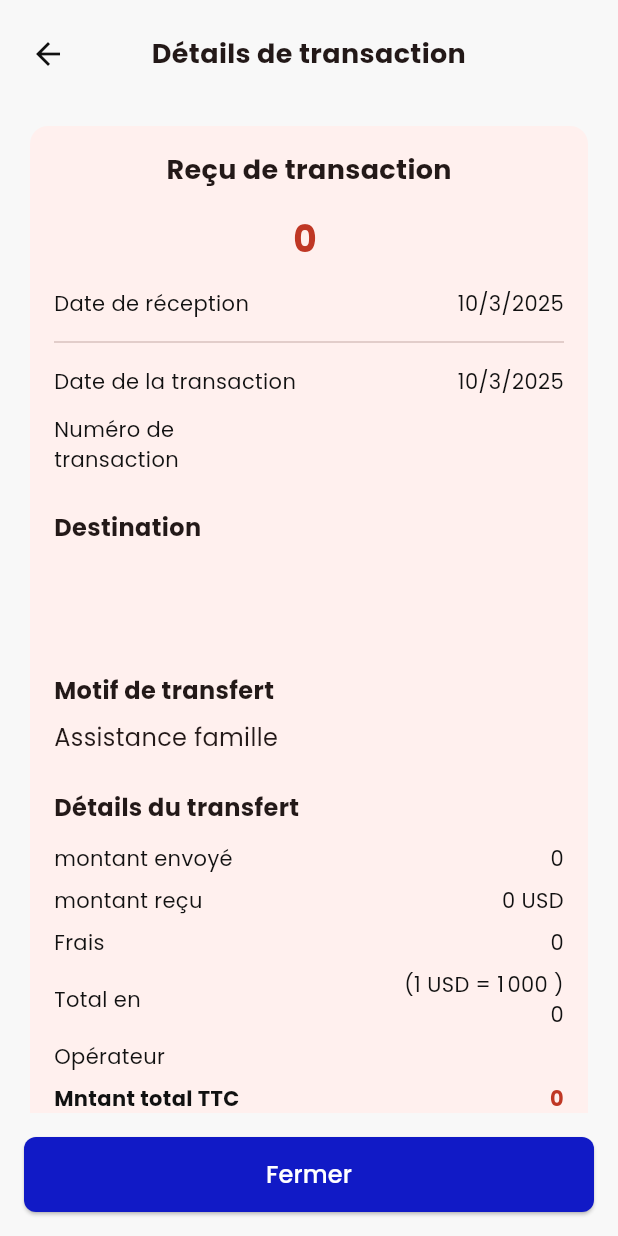
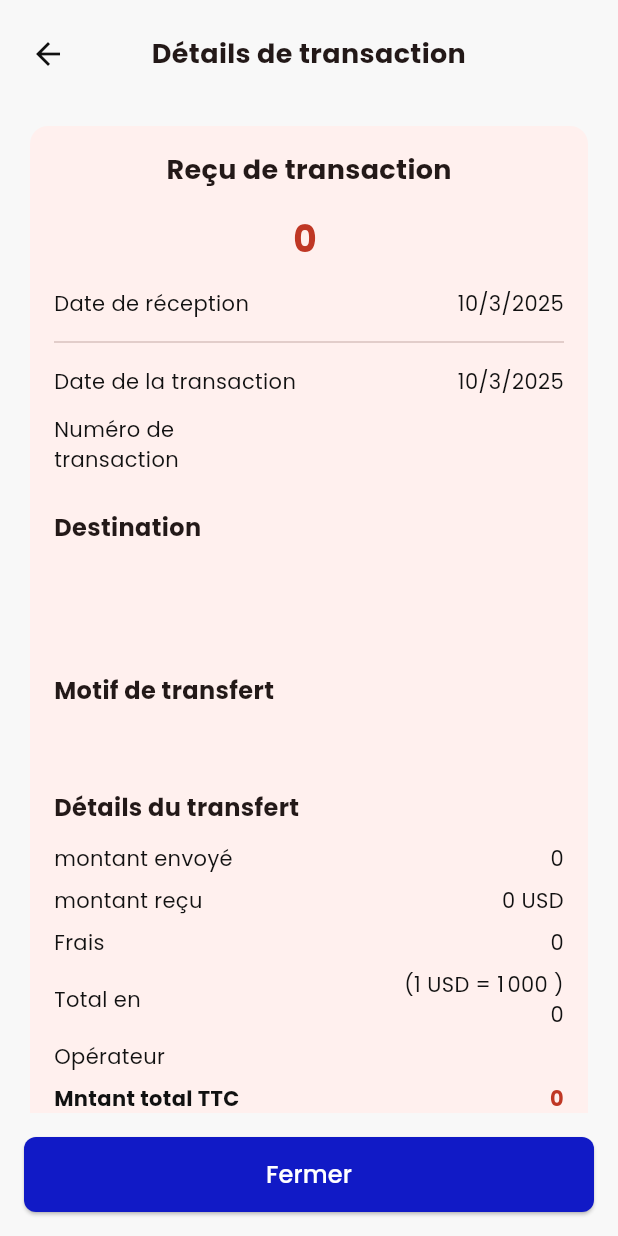
Before and after one commit to cherift/microbitmoney-app, a Flutter app: the TransactionReceiptScreen screen opened directly with empty values, on a phone screen of 412 x 824 dp. Run offline on Flutter 3.47's test engine with Material 3 defaults, Android fonts, the phone set to English and light mode, and no system bars; our stand-ins replace curved_navigation_bar, dio, flutter_secure_storage; accounts and stored records are empty; network calls fail.

Commit message:
fixing transaction screen errors

```diff
--- a/lib/models/transaction_model.dart
+++ b/lib/models/transaction_model.dart
@@ -1,7 +1,6 @@
-
-
 import 'package:bit_money/models/operator_model.dart';
 import 'package:bit_money/models/pdv_model.dart';
+import 'package:flutter/material.dart';
 
 class Transaction {
   final String id;
@@ -15,13 +14,14 @@ class Transaction {
   final String senderAddress;
   final String senderIdType;
   final String senderIdNumber;
-  final DateTime senderIdIssueDate;
+  final DateTime? senderIdIssueDate;
   final DateTime senderIdExpiryDate;
   final String senderNationality;
   final DateTime senderBirthDate;
   final String senderBirthPlace;
-  final String senderOccupation;
+  final String? senderOccupation;
   final String senderGender;
+  final String? senderCountry;
 
   // Recipient information
   final String recipientFirstName;
@@ -35,6 +35,7 @@ class Transaction {
   final DateTime recipientBirthDate;
   final String recipientBirthPlace;
   final String recipientGender;
+  final String? recipientCountry;
 
   // Transaction details
   final double amount;
@@ -47,6 +48,11 @@ class Transaction {
   final DateTime createdAt;
   final DateTime updatedAt;
   final DateTime? completedAt;
+  final String? reason;
+  final String? finalTransactionNumber;
+  final String? rejectionReason;
+  final String? processedBy;
+  final DateTime? processedAt;
 
   // Related entities
   final Operator? operator;
@@ -62,13 +68,14 @@ class Transaction {
     required this.senderAddress,
     required this.senderIdType,
     required this.senderIdNumber,
-    required this.senderIdIssueDate,
+    this.senderIdIssueDate,
     required this.senderIdExpiryDate,
     required this.senderNationality,
     required this.senderBirthDate,
     required this.senderBirthPlace,
-    required this.senderOccupation,
+    this.senderOccupation,
     required this.senderGender,
+    this.senderCountry,
     required this.recipientFirstName,
     required this.recipientLastName,
     required this.recipientPhone,
@@ -80,6 +87,7 @@ class Transaction {
     required this.recipientBirthDate,
     required this.recipientBirthPlace,
     required this.recipientGender,
+    this.recipientCountry,
     required this.amount,
     required this.fees,
     required this.totalAmount,
@@ -90,11 +98,17 @@ class Transaction {
     required this.createdAt,
     required this.updatedAt,
     this.completedAt,
+    this.reason,
+    this.finalTransactionNumber,
+    this.rejectionReason,
+    this.processedBy,
+    this.processedAt,
     this.operator,
     this.pdv,
   });
 
   factory Transaction.fromJson(Map<String, dynamic> json) {
+    debugPrint(json.toString());
     return Transaction(
       id: json['id'],
       referenceId: json['referenceId'],
@@ -105,13 +119,14 @@ class Transaction {
       senderAddress: json['senderAddress'],
       senderIdType: json['senderIdType'],
       senderIdNumber: json['senderIdNumber'],
-      senderIdIssueDate: DateTime.parse(json['senderIdIssueDate']),
+      senderIdIssueDate: json['senderIdIssueDate'] != null ? DateTime.parse(json['senderIdIssueDate']) : null,
       senderIdExpiryDate: DateTime.parse(json['senderIdExpiryDate']),
       senderNationality: json['senderNationality'],
       senderBirthDate: DateTime.parse(json['senderBirthDate']),
       senderBirthPlace: json['senderBirthPlace'],
       senderOccupation: json['senderOccupation'],
       senderGender: json['senderGender'],
+      senderCountry: json['senderCountry'],
       recipientFirstName: json['recipientFirstName'],
       recipientLastName: json['recipientLastName'],
       recipientPhone: json['recipientPhone'],
@@ -123,6 +138,7 @@ class Transaction {
       recipientBirthDate: DateTime.parse(json['recipientBirthDate']),
       recipientBirthPlace: json['recipientBirthPlace'],
       recipientGender: json['recipientGender'],
+      recipientCountry: json['recipientCountry'],
       amount: (json['amount'] as num).toDouble(),
       fees: (json['fees'] as num).toDouble(),
       totalAmount: (json['totalAmount'] as num).toDouble(),
@@ -133,6 +149,11 @@ class Transaction {
       createdAt: DateTime.parse(json['createdAt']),
       updatedAt: DateTime.parse(json['updatedAt']),
       completedAt: json['completedAt'] != null ? DateTime.parse(json['completedAt']) : null,
+      reason: json['reason'],
+      finalTransactionNumber: json['finalTransactionNumber'],
+      rejectionReason: json['rejectionReason'],
+      processedBy: json['processedBy'],
+      processedAt: json['processedAt'] != null ? DateTime.parse(json['processedAt']) : null,
       operator: json['operator'] != null ? Operator.fromJson(json['operator']) : null,
       pdv: json['pdv'] != null ? PDV.fromJson(json['pdv']) : null,
     );
@@ -149,13 +170,14 @@ class Transaction {
       'senderAddress': senderAddress,
       'senderIdType': senderIdType,
       'senderIdNumber': senderIdNumber,
-      'senderIdIssueDate': senderIdIssueDate.toIso8601String(),
+      'senderIdIssueDate': senderIdIssueDate?.toIso8601String(),
       'senderIdExpiryDate': senderIdExpiryDate.toIso8601String(),
       'senderNationality': senderNationality,
       'senderBirthDate': senderBirthDate.toIso8601String(),
       'senderBirthPlace': senderBirthPlace,
       'senderOccupation': senderOccupation,
       'senderGender': senderGender,
+      'senderCountry': senderCountry,
       'recipientFirstName': recipientFirstName,
       'recipientLastName': recipientLastName,
       'recipientPhone': recipientPhone,
@@ -167,6 +189,7 @@ class Transaction {
       'recipientBirthDate': recipientBirthDate.toIso8601String(),
       'recipientBirthPlace': recipientBirthPlace,
       'recipientGender': recipientGender,
+      'recipientCountry': recipientCountry,
       'amount': amount,
       'fees': fees,
       'totalAmount': totalAmount,
@@ -177,6 +200,11 @@ class Transaction {
       'createdAt': createdAt.toIso8601String(),
       'updatedAt': updatedAt.toIso8601String(),
       'completedAt': completedAt?.toIso8601String(),
+      'reason': reason,
+      'finalTransactionNumber': finalTransactionNumber,
+      'rejectionReason': rejectionReason,
+      'processedBy': processedBy,
+      'processedAt': processedAt?.toIso8601String(),
       'operator': operator?.toJson(),
       'pdv': pdv?.toJson(),
     };
--- a/lib/screens/transaction_receipt_screen.dart
+++ b/lib/screens/transaction_receipt_screen.dart
@@ -86,7 +86,7 @@ class TransactionReceiptScreen extends StatelessWidget {
     final double totalAmount = transaction.totalAmount;
     final double receivedAmountForeign = amountSent / 1000;
     final String foreignCurrency = "USD";
-    final String truncatedRef = _truncateWithEllipsis(transaction.referenceId, 18);
+    final String truncatedRef = _truncateWithEllipsis(transaction.finalTransactionNumber ?? transaction.referenceId, 18);
 
     return Card(
       elevation: 0,
@@ -158,8 +158,8 @@ class TransactionReceiptScreen extends StatelessWidget {
               ),
             ),
             const SizedBox(height: 8),
-            const Text(
-              'Assistance famille',
+            Text(
+              transaction.reason ?? 'Assistance famille',
               style: TextStyle(fontSize: 16),
             ),
 
--- a/lib/screens/transaction_screen.dart
+++ b/lib/screens/transaction_screen.dart
@@ -209,16 +209,16 @@ class _TransactionsScreenState extends State<TransactionsScreen> {
 
     switch (transaction.status) {
       case 'PENDING':
-        statusColor = Colors.amber;
+        statusColor = Colors.orange;
         statusText = 'En attente';
         break;
       case 'COMPLETED':
         statusColor = Colors.green;
         statusText = 'Terminé';
         break;
-      case 'REJECTED':
+      case 'CANCELLED':
         statusColor = Colors.red;
-        statusText = 'Refusé';
+        statusText = 'Annulé';
         break;
       default:
         statusColor = Colors.grey;
```
